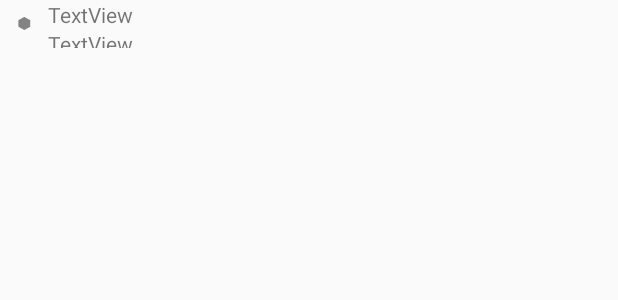
After one commit to oscelest/VINCA, an Android app: the layout news_element.xml on its own in the app's theme, with its tools: preview values and no code run, on a phone screen of 412 x 824 dp. The commit adds this screen. Shown: the top 300 px of the screen. Run offline under Robolectric (Android 15) with nearby library versions, the phone set to English and light mode, and no system bars.

Commit message:
Oprette mapper og filer til News Tab

```diff
--- /dev/null
+++ b/app/src/main/res/layout/news_element.xml
@@ -0,0 +1,39 @@
+<?xml version="1.0" encoding="utf-8"?>
+<LinearLayout xmlns:android="http://schemas.android.com/apk/res/android"
+    xmlns:app="http://schemas.android.com/apk/res-auto"
+    xmlns:tools="http://schemas.android.com/tools"
+    android:orientation="vertical" android:layout_width="match_parent"
+    android:layout_height="match_parent">
+
+    <LinearLayout
+        android:orientation="horizontal"
+        android:layout_width="match_parent"
+        android:layout_height="wrap_content">
+
+        <ImageView
+            android:layout_width="wrap_content"
+            android:layout_height="wrap_content"
+            app:srcCompat="@drawable/news_Icon"
+            android:id="@+id/imageView" />
+
+        <LinearLayout
+            android:orientation="vertical"
+            android:layout_width="wrap_content"
+            android:layout_height="match_parent">
+
+            <TextView
+                android:text="TextView"
+                android:layout_width="match_parent"
+                android:layout_height="wrap_content"
+                android:id="@+id/textView3" />
+
+            <TextView
+                android:text="TextView"
+                android:layout_width="match_parent"
+                android:layout_height="wrap_content"
+                android:id="@+id/textView2" />
+        </LinearLayout>
+
+    </LinearLayout>
+
+</LinearLayout>
```
Also changed, not shown: app/src/main/java/com/noxyspace/vinca/NewsTab.java (+9 -0 lines), app/src/main/res/layout/news_tab_fragment.xml (+4 -23 lines), app/src/main/res/values/strings.xml (+27 -0 lines), app/src/main/res/drawable-hdpi/news_Icon.png (added), app/src/main/res/drawable-mdpi/news_Icon.png (added), app/src/main/res/drawable-xhdpi/news_Icon.png (added), app/src/main/res/drawable-xxhdpi/news_Icon.png (added).
